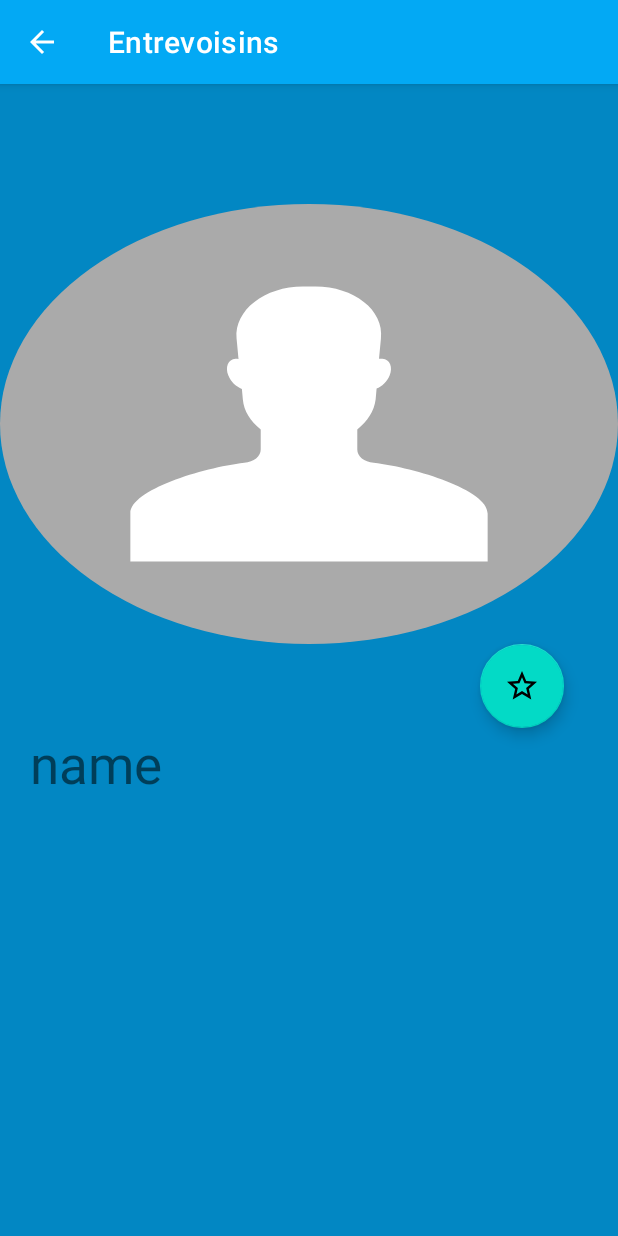
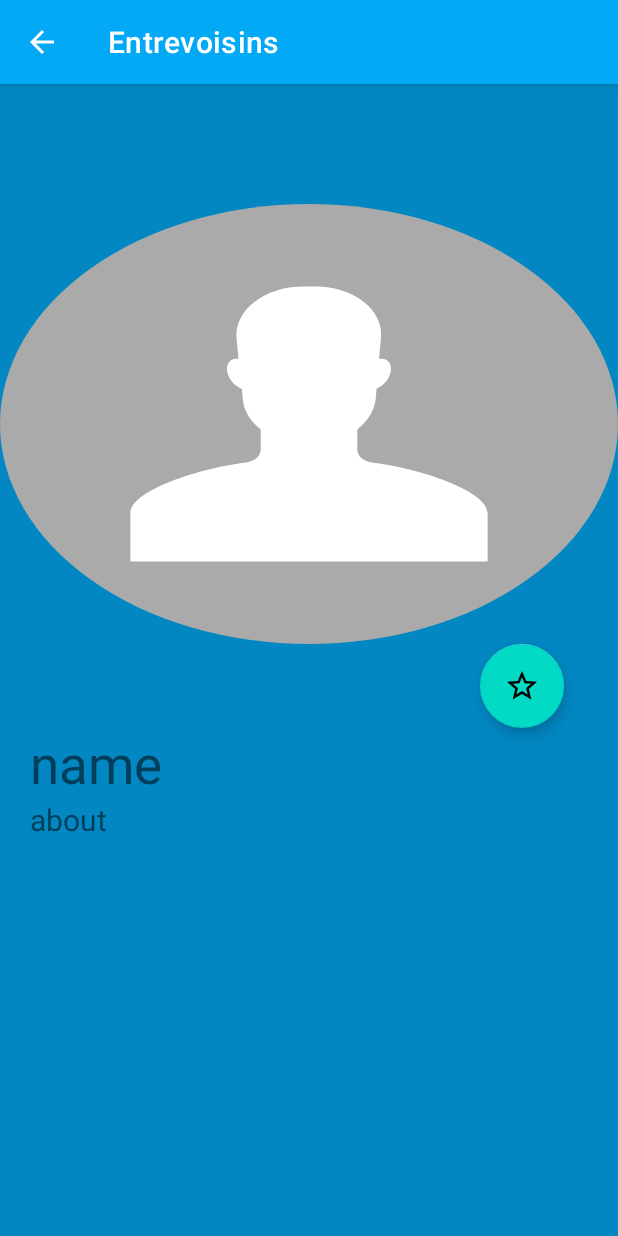
Before and after one commit to Emre-OVTR/Entrevoisins, an Android app: the InfoActivity screen opened directly, with no data from a screen before it, on a phone screen of 412 x 824 dp. Run offline under Robolectric (Android 15) with nearby library versions, the phone set to English and light mode, and no system bars; pictures from the network do not load; 3 statements that could not run were skipped.

Commit message:
InfoActivity

```diff
--- a/app/src/main/java/com/openclassrooms/entrevoisins/ui/neighbour_list/AddNeighbourActivity.java
+++ b/app/src/main/java/com/openclassrooms/entrevoisins/ui/neighbour_list/AddNeighbourActivity.java
@@ -54,10 +54,9 @@ public class AddNeighbourActivity extends AppCompatActivity {
     @Override
     public boolean onOptionsItemSelected(MenuItem item) {
         switch (item.getItemId()) {
-            case android.R.id.home : {
-                finish();
+            case android.R.id.home:
+                onBackPressed();
                 return true;
-            }
         }
         return super.onOptionsItemSelected(item);
     }
--- a/app/src/main/res/layout/activity_info.xml
+++ b/app/src/main/res/layout/activity_info.xml
@@ -30,4 +30,13 @@
         android:textSize="35dp"
         android:layout_marginStart="20dp"></TextView>
 
+    <TextView
+        android:id="@+id/activity_info_about_text"
+        android:layout_width="wrap_content"
+        android:layout_height="wrap_content"
+        android:text="about"
+        android:textSize="20dp"
+        android:layout_marginStart="20dp"></TextView>
+
+
 </LinearLayout>
```
Also changed, not shown: app/src/main/java/com/openclassrooms/entrevoisins/ui/neighbour_list/InfoActivity.java (+14 -0 lines).
